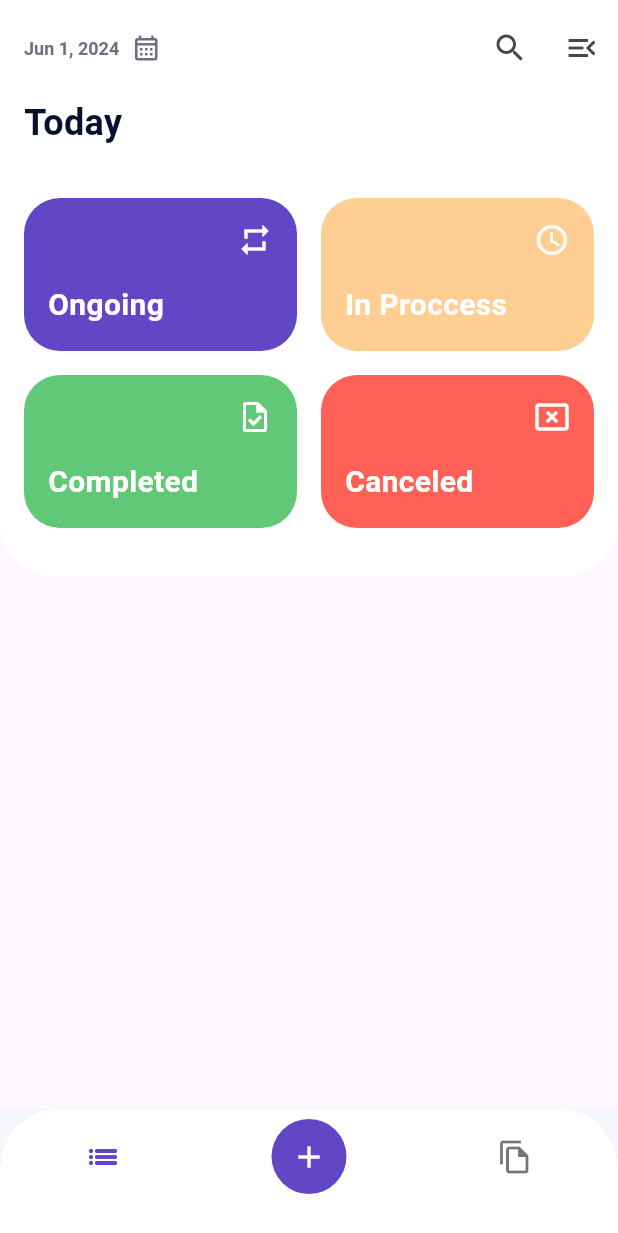
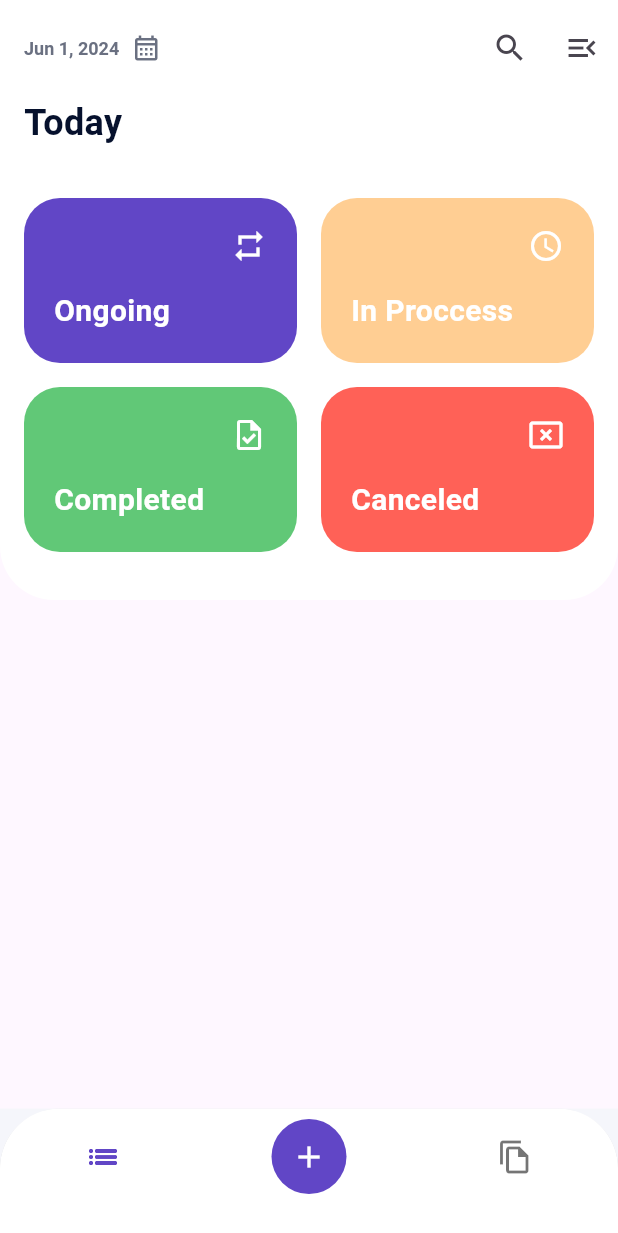
Before and after one commit to jorgerenteral/task-manager, a Flutter app: the DashboardHomePage screen opened by its route, on a phone screen of 412 x 824 dp. Shown: the top 1233 px of the screen. Run offline on Flutter 3.47's test engine with Material 3 defaults, Android fonts, the phone set to English and light mode, and no system bars; our stand-ins replace google_fonts; Roboto replaces fonts that are missing (Varela).

Commit message:
chore: change files names to approach naming conventions

```diff
--- a/lib/components/dashboard/home/summary.component.dart
+++ b/lib/components/dashboard/home/summary_component.dart
@@ -1,7 +1,7 @@
 import 'package:flutter/material.dart';
-import 'package:task_manager/components/global/summary-card.component.dart';
-import 'package:task_manager/constants/colors.constants.dart';
-import 'package:task_manager/constants/spacing.constants.dart';
+import 'package:task_manager/components/global/summary_card_component.dart';
+import 'package:task_manager/constants/colors_constants.dart';
+import 'package:task_manager/constants/spacing_constants.dart';
 
 class SummaryComponent extends StatelessWidget {
   const SummaryComponent({super.key});
--- a/lib/components/dashboard/home/title.component.dart
+++ b/lib/components/dashboard/home/title_component.dart
@@ -1,6 +1,6 @@
 import 'package:flutter/material.dart';
 import 'package:google_fonts/google_fonts.dart';
-import 'package:task_manager/constants/colors.constants.dart';
+import 'package:task_manager/constants/colors_constants.dart';
 
 class TitleComponent extends StatelessWidget {
   const TitleComponent({super.key});
--- a/lib/components/dashboard-home-app-bar.component.dart
+++ b/lib/components/dashboard_home_app_bar_component.dart
@@ -1,7 +1,7 @@
 import 'package:flutter/material.dart';
 import 'package:google_fonts/google_fonts.dart';
 import 'package:intl/intl.dart';
-import 'package:task_manager/constants/colors.constants.dart';
+import 'package:task_manager/constants/colors_constants.dart';
 
 AppBar dashboardHomeAppBarComponent() {
   DateTime today = DateTime.now();
--- a/lib/components/default-app-bar.component.dart
+++ b/lib/components/default_app_bar_component.dart
@@ -1,6 +1,6 @@
 import 'package:flutter/material.dart';
 import 'package:google_fonts/google_fonts.dart';
-import 'package:task_manager/constants/colors.constants.dart';
+import 'package:task_manager/constants/colors_constants.dart';
 
 AppBar defaultAppBarComponent(title) {
   return AppBar(
--- a/lib/components/global/summary-card.component.dart
+++ b/lib/components/global/summary_card_component.dart
@@ -1,7 +1,7 @@
 import 'package:flutter/material.dart';
 import 'package:google_fonts/google_fonts.dart';
-import 'package:task_manager/constants/colors.constants.dart';
-import 'package:task_manager/constants/spacing.constants.dart';
+import 'package:task_manager/constants/colors_constants.dart';
+import 'package:task_manager/constants/spacing_constants.dart';
 
 class SummaryCardComponent extends StatelessWidget {
   final String title;
@@ -36,7 +36,7 @@ class SummaryCardComponent extends StatelessWidget {
     return ClipRRect(
       borderRadius: BorderRadius.circular(24),
       child: Container(
-        padding: const EdgeInsets.all(SpacingConstants.normalSpacing),
+        padding: const EdgeInsets.all(SpacingConstants.biggerSpacing),
         color: getSeverityColor(severity),
         child: Column(
           children: [
--- a/lib/constants/spacing.constants.dart
+++ /dev/null
@@ -1,3 +0,0 @@
-class SpacingConstants {
-  static const double normalSpacing = 16;
-}
--- /dev/null
+++ b/lib/constants/spacing_constants.dart
@@ -0,0 +1,6 @@
+class SpacingConstants {
+  static const double minSpacing = 8;
+  static const double normalSpacing = 16;
+  static const double biggerSpacing = 20;
+  static const double biggestSpacing = 24;
+}
--- a/lib/pages/dashboard/home.page.dart
+++ b/lib/pages/dashboard/home_page.dart
@@ -1,6 +1,6 @@
 import 'package:flutter/material.dart';
-import 'package:task_manager/components/dashboard/home/summary.component.dart';
-import 'package:task_manager/components/dashboard/home/title.component.dart';
+import 'package:task_manager/components/dashboard/home/summary_component.dart';
+import 'package:task_manager/components/dashboard/home/title_component.dart';
 
 class DashboardHomePage extends StatefulWidget {
   const DashboardHomePage({super.key, required this.title});
--- a/lib/pages/dashboard/projects.page.dart
+++ b/lib/pages/dashboard/projects_page.dart
@@ -18,7 +18,7 @@ class _DashboardProjectsPageState extends State<DashboardProjectsPage> {
         child: const Column(
           mainAxisAlignment: MainAxisAlignment.center,
           crossAxisAlignment: CrossAxisAlignment.start,
-          children: <Widget>[],
+          children: <Widget>[Text('Hola')],
         ),
       ),
     );
--- a/lib/pages/home.page.dart
+++ b/lib/pages/home_page.dart
@@ -1,6 +1,6 @@
 import 'package:flutter/material.dart';
-import 'package:task_manager/constants/colors.constants.dart';
-import 'package:task_manager/styles/buttons.styles.dart';
+import 'package:task_manager/constants/colors_constants.dart';
+import 'package:task_manager/styles/buttons_styles.dart';
 
 class HomePage extends StatefulWidget {
   const HomePage({super.key, required this.title});
--- a/lib/styles/buttons.styles.dart
+++ b/lib/styles/buttons_styles.dart
@@ -1,6 +1,6 @@
 import 'package:flutter/material.dart';
 import 'package:google_fonts/google_fonts.dart';
-import 'package:task_manager/constants/colors.constants.dart';
+import 'package:task_manager/constants/colors_constants.dart';
 
 // Definir un nuevo tipo de TextTheme personalizado
 class ButtonStyles {
```
Also changed, not shown: lib/layouts/dashboard_template.dart (renamed from lib/layouts/dashboard.template.dart, +5 -5 lines), lib/main.dart (+7 -7 lines), lib/constants/colors_constants.dart (renamed from lib/constants/colors.constants.dart), 3 other files.
